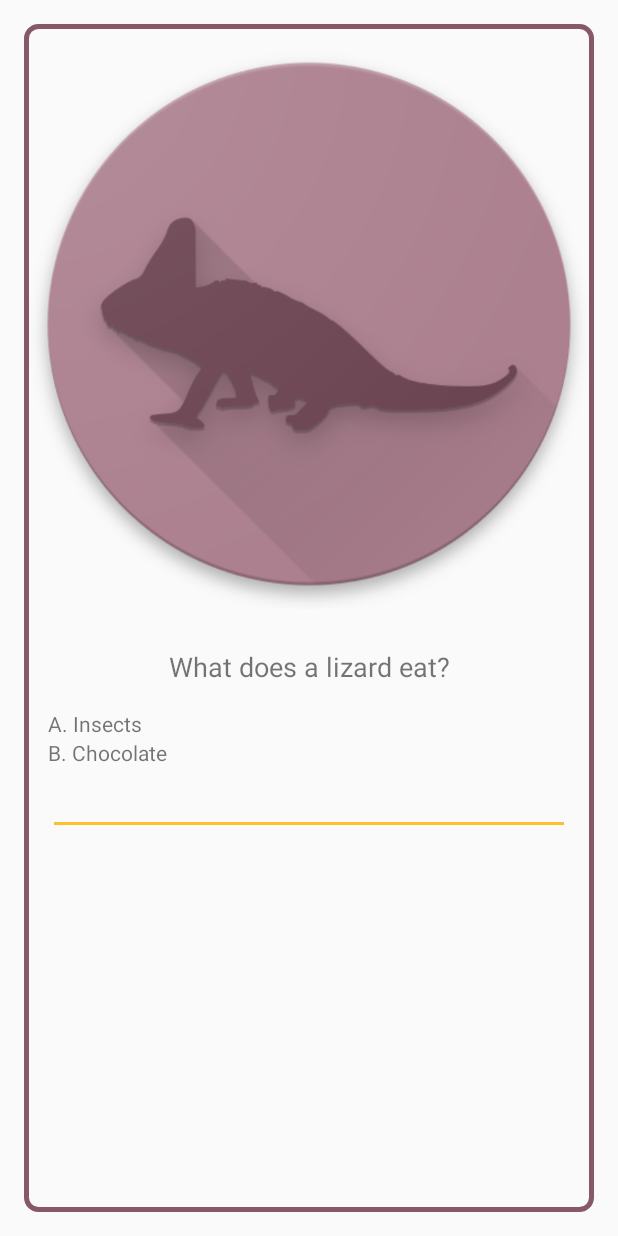
After one commit to andra1eu/QuizApp, an Android app: the layout lizard_layout.xml on its own in the app's theme, with its tools: preview values and no code run, on a phone screen of 412 x 824 dp. The commit adds this screen. Run offline under Robolectric (Android 15) with nearby library versions, the phone set to English and light mode, and no system bars.

Commit message:
i add a new question with text entry

```diff
--- a/app/src/main/java/com/example/android/animalquizzapp/MainActivity.java
+++ b/app/src/main/java/com/example/android/animalquizzapp/MainActivity.java
@@ -19,11 +19,16 @@ public class MainActivity extends AppCompatActivity {
 
     private ArrayList<CompoundButton> buttons = new ArrayList<>();
     private float score = 0;
+    String textEntry;
+    EditText textEntryAnswer;
 
     @Override
     protected void onCreate(Bundle savedInstanceState) {
         super.onCreate(savedInstanceState);
         setContentView(R.layout.activity_main);
+
+        textEntryAnswer = (EditText) findViewById(R.id.lizard_answer);
+        textEntry = textEntryAnswer.getText().toString();
 
         setupButtons(R.id.wolf_1_button, R.id.wolf_2_button, R.id.wolf_3_button, R.id.eleph_1_button,
                 R.id.eleph_2_button, R.id.eleph_3_button, R.id.cat_1_button, R.id.cat_2_button,
@@ -39,6 +44,12 @@ public class MainActivity extends AppCompatActivity {
     }
 
     public void submitAnswer(View view) {
+        if (textEntry == "insects" && textEntry != null){
+            score += 5;
+            textEntryAnswer.setBackgroundColor(Color.parseColor("#009000"));
+        }else{
+            textEntryAnswer.setBackgroundColor(Color.parseColor("#900000"));
+        }
         for (CompoundButton button : buttons) {
             if (button.getTag() != null)
                 if (button.isChecked()) {
@@ -52,8 +63,8 @@ public class MainActivity extends AppCompatActivity {
         }
 
         TextView textView = (TextView) findViewById(R.id.textViewAnswer);
-        Toast.makeText(this, "You made " + score + " out of 25", Toast.LENGTH_SHORT).show();
-        textView.setText("Each answer equals 5 point.\nYou made " + score + " out of 25");
+        Toast.makeText(this, "You made " + score + " out of 30", Toast.LENGTH_SHORT).show();
+        textView.setText("Each answer equals 5 point.\nYou made " + score + " out of 30");
         score = 0;
     }
 
--- /dev/null
+++ b/app/src/main/res/layout-land/lizard_layout.xml
@@ -0,0 +1,54 @@
+<?xml version="1.0" encoding="utf-8"?>
+<FrameLayout xmlns:android="http://schemas.android.com/apk/res/android"
+    android:layout_width="match_parent"
+    android:layout_height="match_parent">
+
+    <LinearLayout
+        android:id="@+id/lizard_layout"
+        style="@style/LayoutParent"
+        android:layout_width="match_parent"
+        android:layout_height="match_parent"
+        android:background="@drawable/frame"
+        android:orientation="horizontal"
+        android:weightSum="1">
+
+        <ImageView
+            android:layout_width="300dp"
+            android:layout_height="300dp"
+            android:scaleType="centerInside"
+            android:src="@drawable/lizard" />
+
+        <LinearLayout
+            android:layout_width="wrap_content"
+            android:layout_height="match_parent"
+            android:layout_weight="0.76"
+            android:orientation="vertical">
+
+            <TextView
+                style="@style/LayoutParent"
+                android:gravity="center"
+                android:text="@string/lizard"
+                android:textSize="18sp" />
+
+            <TextView
+                android:layout_width="match_parent"
+                android:layout_height="wrap_content"
+                android:layout_marginLeft="16dp"
+                android:text="@string/a_insects" />
+
+            <TextView
+                android:layout_width="match_parent"
+                android:layout_height="wrap_content"
+                android:layout_marginLeft="16dp"
+                android:text="@string/b_chocolate" />
+
+            <EditText
+                android:layout_width="match_parent"
+                android:layout_height="wrap_content"
+                android:id="@+id/lizard_answer"
+                android:layout_marginLeft="16dp"
+                android:layout_marginRight="16dp" />
+
+        </LinearLayout>
+    </LinearLayout>
+</FrameLayout>
--- a/app/src/main/res/layout/activity_main.xml
+++ b/app/src/main/res/layout/activity_main.xml
@@ -45,10 +45,17 @@
             android:layout_width="match_parent"
             android:layout_height="wrap_content"
             android:layout_below="@id/monkey_layout" />
+        <include
+            android:id="@+id/lizard_layout"
+            layout="@layout/lizard_layout"
+            android:layout_width="match_parent"
+            android:layout_height="wrap_content"
+            android:layout_below="@id/crow_layout" />
+
 
         <Button
            style="@style/Button"
-            android:layout_below="@id/crow_layout"
+            android:layout_below="@id/lizard_layout"
             android:text="@string/submit_answer"
             android:id="@+id/submit_answer"
             android:onClick="submitAnswer"/>
--- /dev/null
+++ b/app/src/main/res/layout/lizard_layout.xml
@@ -0,0 +1,44 @@
+<?xml version="1.0" encoding="utf-8"?>
+<FrameLayout xmlns:android="http://schemas.android.com/apk/res/android"
+    android:layout_width="match_parent"
+    android:layout_height="match_parent">
+
+    <LinearLayout xmlns:android="http://schemas.android.com/apk/res/android"
+        android:id="@+id/lizard_layout"
+        style="@style/LayoutParent"
+        android:layout_width="match_parent"
+        android:layout_height="match_parent"
+        android:background="@drawable/frame"
+        android:orientation="vertical">
+
+        <ImageView
+            android:layout_width="match_parent"
+            android:layout_height="400dp"
+            android:layout_gravity="center"
+            android:src="@drawable/lizard" />
+
+        <TextView
+            style="@style/LayoutParent"
+            android:gravity="center"
+            android:text="@string/lizard"
+            android:textSize="18sp" />
+        <TextView
+            android:layout_width="match_parent"
+            android:layout_height="wrap_content"
+            android:text="@string/a_insects"
+            android:layout_marginLeft="16dp"/>
+        <TextView
+            android:layout_width="match_parent"
+            android:layout_height="wrap_content"
+            android:text="@string/b_chocolate"
+            android:layout_marginLeft="16dp"/>
+        <EditText
+            android:layout_width="match_parent"
+            android:layout_height="wrap_content"
+            android:id="@+id/lizard_answer"
+            android:layout_marginLeft="16dp"
+            android:layout_marginRight="16dp"/>
+
+
+    </LinearLayout>
+</FrameLayout>
--- a/app/src/main/res/values/strings.xml
+++ b/app/src/main/res/values/strings.xml
@@ -25,4 +25,8 @@
     <string name="send_us_your_thoughts">Send us your thoughts!</string>
     <string name="leave_a_comment">Leave a comment!</string>
     <string name="send">Send</string>
+    <string name="what_does_a_lizzard_eat">What does a lizzard eat?</string>
+    <string name="lizard">What does a lizard eat?</string>
+    <string name="b_chocolate">B. Chocolate</string>
+    <string name="a_insects">A. Insects</string>
 </resources>
--- a/build.gradle
+++ b/build.gradle
@@ -5,7 +5,7 @@ buildscript {
         jcenter()
     }
     dependencies {
-        classpath 'com.android.tools.build:gradle:2.3.0'
+        classpath 'com.android.tools.build:gradle:2.3.1'
 
         // NOTE: Do not place your application dependencies here; they belong
         // in the individual module build.gradle files
```
Also changed, not shown: app/src/main/res/drawable/lizard.png (added).
